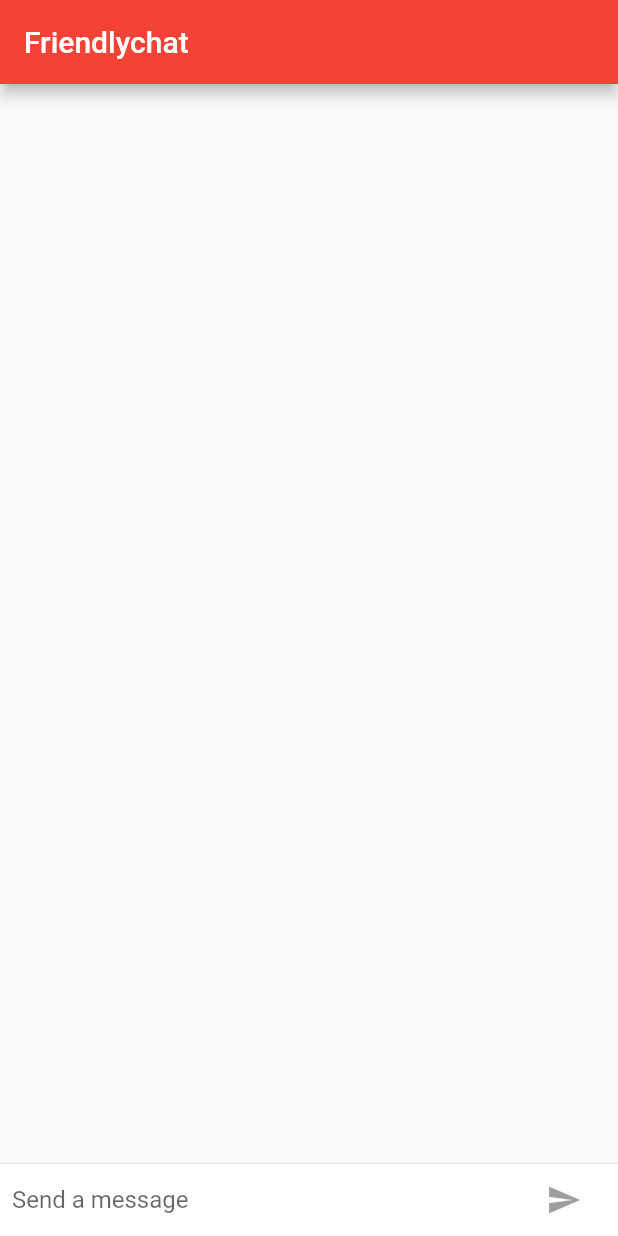
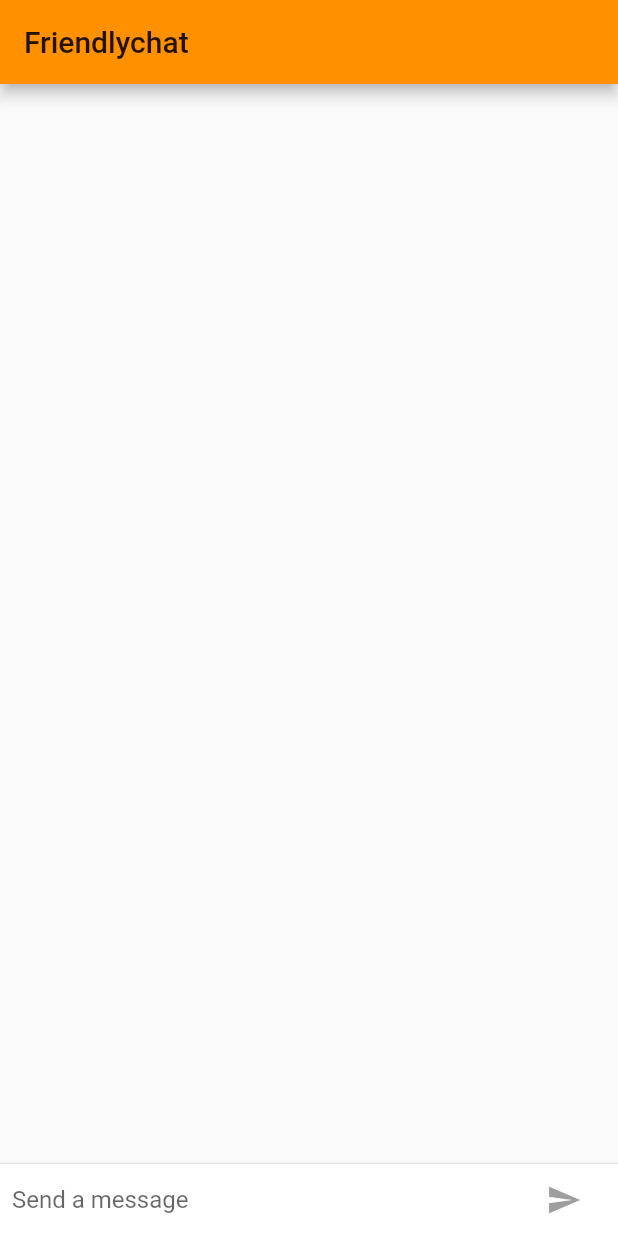
Before and after one commit to greatghoul/flutter-friendlychat, a Flutter app: the screen it shows after launch, on a phone screen of 412 x 824 dp. Run offline on Flutter 3.47's test engine with Material 2 defaults, Android fonts, the phone set to English and light mode, and no system bars.

Commit message:
different theme for ios and android platform.

```diff
--- a/lib/main.dart
+++ b/lib/main.dart
@@ -1,6 +1,19 @@
 import 'package:flutter/material.dart';
+import 'package:flutter/foundation.dart';
+import 'package:flutter/cupertino.dart';
 
-const String _name = "Your name";
+const String _name = "greatghoul";
+
+final ThemeData kIOSTheme = new ThemeData(
+  primarySwatch: Colors.orange,
+  primaryColor: Colors.grey[100],
+  primaryColorBrightness: Brightness.light,
+);
+
+final ThemeData kDefaultTheme = new ThemeData(
+  primarySwatch: Colors.purple,
+  primaryColor: Colors.orangeAccent[400],
+);
 
 void main() {
   runApp(new FriendlychatApp());
@@ -11,6 +24,9 @@ class FriendlychatApp extends StatelessWidget {
   Widget build(BuildContext context) {
     return new MaterialApp(
       title: "Friendlychat",
+      theme: defaultTargetPlatform == TargetPlatform.iOS
+          ? kIOSTheme
+          : kDefaultTheme,
       home: new ChatScreen(),
     );
   }
@@ -29,8 +45,12 @@ class ChatScreenState extends State<ChatScreen> with TickerProviderStateMixin {
   @override
   Widget build(BuildContext context) {
     return new Scaffold(
-      appBar: new AppBar(title: new Text("Friendlychat"), backgroundColor: Colors.red),
-      body: new Column(
+      appBar: new AppBar(
+        title: new Text("Friendlychat"),
+        elevation: Theme.of(context).platform == TargetPlatform.iOS ? 0.0 : 4.0,
+      ),
+      body: new Container(
+        child: new Column(
           children: <Widget>[
             new Flexible(
               child: new ListView.builder(
@@ -46,6 +66,14 @@ class ChatScreenState extends State<ChatScreen> with TickerProviderStateMixin {
               child: _buildTextComposer(),
             ),
           ],
+        ),
+        decoration: Theme.of(context).platform == TargetPlatform.iOS
+            ? new BoxDecoration(
+                border: new Border(
+                  top: new BorderSide(color: Colors.grey[200]),
+                ),
+              )
+            : null
       ),
     );
   }
@@ -95,7 +123,14 @@ class ChatScreenState extends State<ChatScreen> with TickerProviderStateMixin {
             ),
             new Container(
               margin: new EdgeInsets.symmetric(horizontal: 4.0),
-              child: new IconButton(
+              child: Theme.of(context).platform == TargetPlatform.iOS ?
+              new CupertinoButton(
+                child: new Text("Send"),
+                onPressed: _isComposing
+                    ? () => _handleSubmitted(_textController.text)
+                    : null,
+              ) :
+              new IconButton(
                 icon: new Icon(Icons.send),
                 onPressed: _isComposing
                     ? () => _handleSubmitted(_textController.text)
```
Lines whose indentation alone changed are shown as unchanged.
